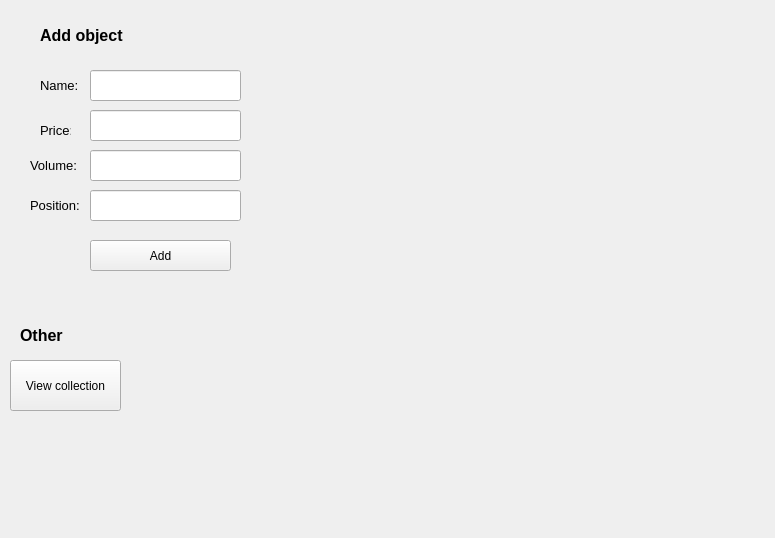
First picture: the form in object_window.ui, repository EverlaststingRolich/Lab1_3, before the edit.
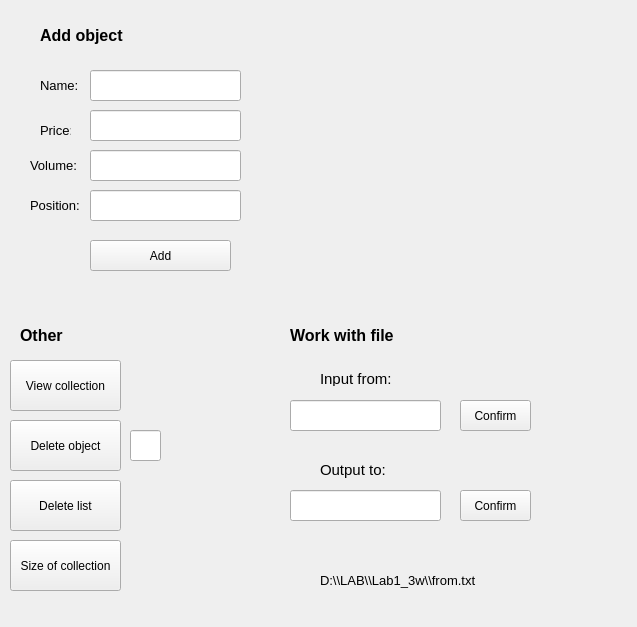
Second picture: the form after the edit.

What changed in the file:
```diff
--- a/object_window.ui
+++ b/object_window.ui
@@ -6,8 +6,8 @@
    <rect>
     <x>0</x>
     <y>0</y>
-    <width>775</width>
-    <height>538</height>
+    <width>637</width>
+    <height>627</height>
    </rect>
   </property>
   <property name="acceptDrops">
@@ -163,6 +163,156 @@
     <string>View collection</string>
    </property>
   </widget>
+  <widget class="QLineEdit" name="object_number">
+   <property name="geometry">
+    <rect>
+     <x>130</x>
+     <y>430</y>
+     <width>31</width>
+     <height>31</height>
+    </rect>
+   </property>
+   <property name="text">
+    <string/>
+   </property>
+  </widget>
+  <widget class="QPushButton" name="delete_number">
+   <property name="geometry">
+    <rect>
+     <x>10</x>
+     <y>420</y>
+     <width>111</width>
+     <height>51</height>
+    </rect>
+   </property>
+   <property name="text">
+    <string>Delete object</string>
+   </property>
+  </widget>
+  <widget class="QPushButton" name="delete_list">
+   <property name="geometry">
+    <rect>
+     <x>10</x>
+     <y>480</y>
+     <width>111</width>
+     <height>51</height>
+    </rect>
+   </property>
+   <property name="text">
+    <string>Delete list</string>
+   </property>
+  </widget>
+  <widget class="QPushButton" name="size_of_collection">
+   <property name="geometry">
+    <rect>
+     <x>10</x>
+     <y>540</y>
+     <width>111</width>
+     <height>51</height>
+    </rect>
+   </property>
+   <property name="text">
+    <string>Size of collection</string>
+   </property>
+  </widget>
+  <widget class="QLabel" name="label_7">
+   <property name="geometry">
+    <rect>
+     <x>290</x>
+     <y>310</y>
+     <width>131</width>
+     <height>51</height>
+    </rect>
+   </property>
+   <property name="text">
+    <string>&lt;html&gt;&lt;head/&gt;&lt;body&gt;&lt;p&gt;&lt;span style=&quot; font-size:12pt; font-weight:600;&quot;&gt;Work with file&lt;/span&gt;&lt;/p&gt;&lt;/body&gt;&lt;/html&gt;</string>
+   </property>
+  </widget>
+  <widget class="QLineEdit" name="file_input_name">
+   <property name="geometry">
+    <rect>
+     <x>290</x>
+     <y>400</y>
+     <width>151</width>
+     <height>31</height>
+    </rect>
+   </property>
+  </widget>
+  <widget class="QLineEdit" name="file_output_name">
+   <property name="geometry">
+    <rect>
+     <x>290</x>
+     <y>490</y>
+     <width>151</width>
+     <height>31</height>
+    </rect>
+   </property>
+  </widget>
+  <widget class="QPushButton" name="input_file">
+   <property name="geometry">
+    <rect>
+     <x>460</x>
+     <y>400</y>
+     <width>71</width>
+     <height>31</height>
+    </rect>
+   </property>
+   <property name="text">
+    <string>Confirm</string>
+   </property>
+  </widget>
+  <widget class="QPushButton" name="output_file">
+   <property name="geometry">
+    <rect>
+     <x>460</x>
+     <y>490</y>
+     <width>71</width>
+     <height>31</height>
+    </rect>
+   </property>
+   <property name="text">
+    <string>Confirm</string>
+   </property>
+  </widget>
+  <widget class="QLabel" name="label_8">
+   <property name="geometry">
+    <rect>
+     <x>320</x>
+     <y>370</y>
+     <width>121</width>
+     <height>16</height>
+    </rect>
+   </property>
+   <property name="text">
+    <string>&lt;html&gt;&lt;head/&gt;&lt;body&gt;&lt;p&gt;&lt;span style=&quot; font-size:11pt;&quot;&gt;Input from:&lt;/span&gt;&lt;/p&gt;&lt;/body&gt;&lt;/html&gt;</string>
+   </property>
+  </widget>
+  <widget class="QLabel" name="label_9">
+   <property name="geometry">
+    <rect>
+     <x>320</x>
+     <y>460</y>
+     <width>81</width>
+     <height>21</height>
+    </rect>
+   </property>
+   <property name="text">
+    <string>&lt;html&gt;&lt;head/&gt;&lt;body&gt;&lt;p&gt;&lt;span style=&quot; font-size:11pt;&quot;&gt;Output to:&lt;/span&gt;&lt;/p&gt;&lt;/body&gt;&lt;/html&gt;</string>
+   </property>
+  </widget>
+  <widget class="QLabel" name="label_10">
+   <property name="geometry">
+    <rect>
+     <x>320</x>
+     <y>560</y>
+     <width>201</width>
+     <height>41</height>
+    </rect>
+   </property>
+   <property name="text">
+    <string>&lt;html&gt;&lt;head/&gt;&lt;body&gt;&lt;p&gt;&lt;span style=&quot; font-size:10pt;&quot;&gt;D:\\LAB\\Lab1_3w\\from.txt&lt;/span&gt;&lt;/p&gt;&lt;/body&gt;&lt;/html&gt;</string>
+   </property>
+  </widget>
  </widget>
  <resources/>
  <connections/>
```
